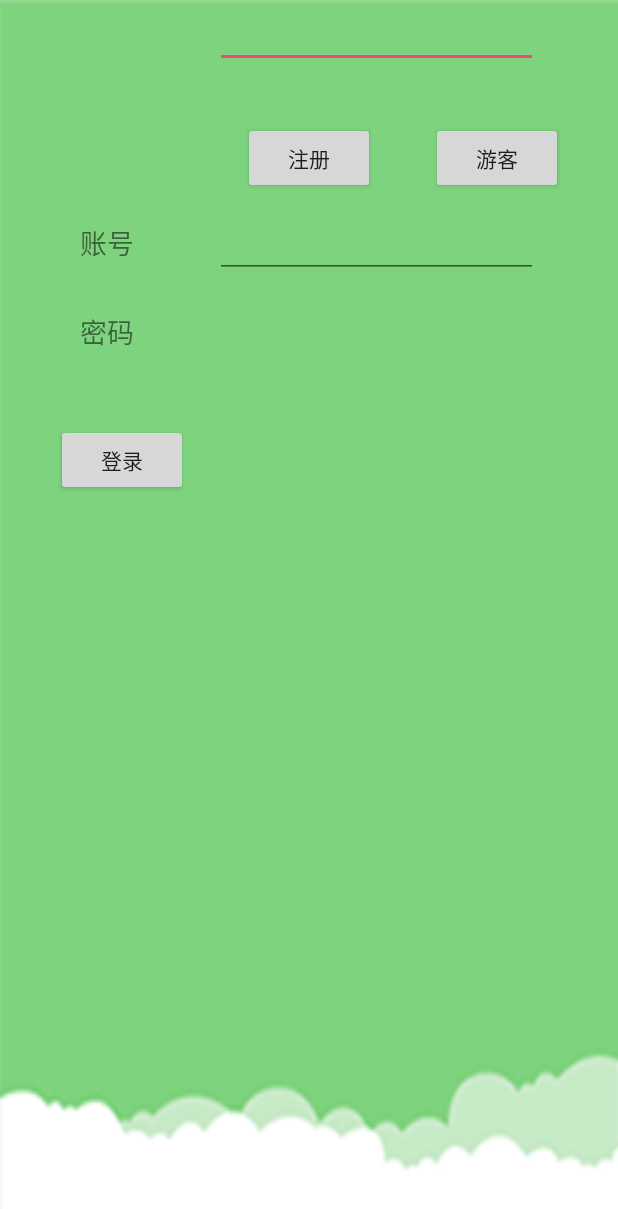
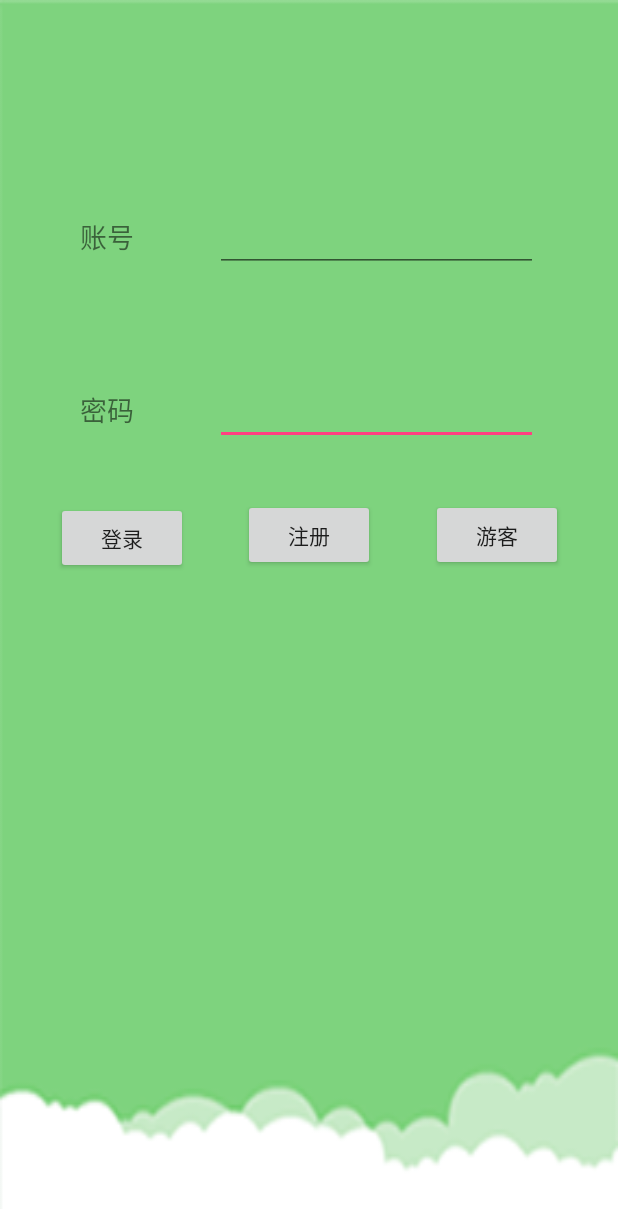
Before and after one commit to Lemon-XQ/PregnantMonitor, an Android app: the screen it shows after launch (SignIn), on a phone screen of 412 x 824 dp. Shown: the top 1209 px of the screen. Run offline under Robolectric (Android 15) with nearby library versions, the phone set to English and light mode, and no system bars.

Commit message:
登陆密码栏问题

```diff
--- a/app/src/main/res/layout/activity_signin.xml
+++ b/app/src/main/res/layout/activity_signin.xml
@@ -12,16 +12,28 @@
         android:layout_height="wrap_content"
         android:ems="10"
         android:inputType="textPassword"
+        android:labelFor="@+id/password"
         android:textAlignment="textStart"
+        app:layout_constraintBaseline_toBaselineOf="@+id/passwordText"
         app:layout_constraintLeft_toRightOf="@+id/passwordText"
-        app:layout_constraintRight_toRightOf="parent"
-        tools:layout_editor_absoluteY="195dp" />
+        app:layout_constraintRight_toRightOf="parent" />
+
+    <EditText
+        android:id="@+id/account"
+        android:layout_width="215dp"
+        android:layout_height="wrap_content"
+        android:ems="10"
+        android:inputType="textPersonName"
+        android:labelFor="@+id/account"
+        app:layout_constraintBaseline_toBaselineOf="@+id/accountText"
+        app:layout_constraintLeft_toRightOf="@+id/accountText"
+        app:layout_constraintRight_toRightOf="parent" />
 
     <TextView
         android:id="@+id/passwordText"
         android:layout_width="wrap_content"
         android:layout_height="wrap_content"
-        android:layout_marginTop="32dp"
+        android:layout_marginTop="88dp"
         android:text="@string/Password"
         android:textAlignment="textStart"
         android:textSize="18sp"
@@ -63,20 +75,12 @@
         android:id="@+id/accountText"
         android:layout_width="wrap_content"
         android:layout_height="wrap_content"
-        android:layout_marginTop="148dp"
+        android:layout_marginTop="144dp"
         android:text="@string/Account"
         android:textSize="18sp"
         app:layout_constraintLeft_toLeftOf="parent"
         app:layout_constraintRight_toLeftOf="@+id/account"
         app:layout_constraintTop_toTopOf="parent" />
 
-    <EditText
-        android:id="@+id/account"
-        android:layout_width="215dp"
-        android:layout_height="wrap_content"
-        android:ems="10"
-        android:inputType="textPersonName"
-        app:layout_constraintBaseline_toBaselineOf="@+id/accountText"
-        app:layout_constraintLeft_toRightOf="@+id/accountText"
-        app:layout_constraintRight_toRightOf="parent" />
+
 </android.support.constraint.ConstraintLayout>
```
